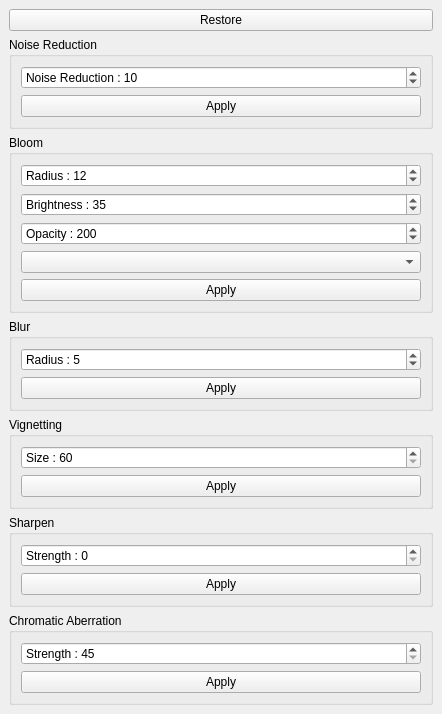
First picture: the form in imageeffectsdockwidget.ui, repository michalmielczynski/PanelTest, before the edit.
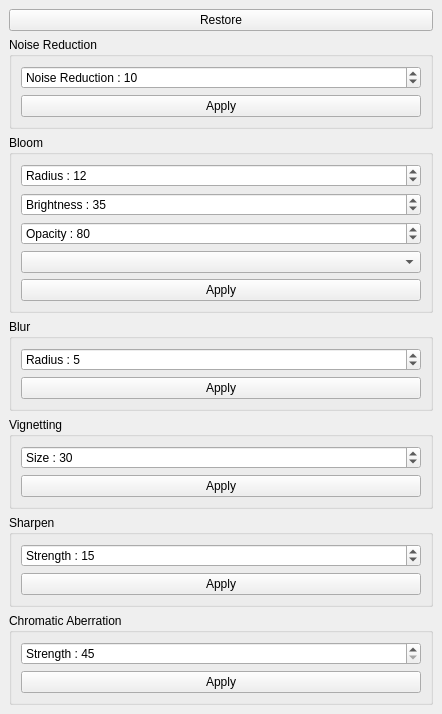
Second picture: the form after the edit.

```diff
--- a/imageeffectsdockwidget.ui
+++ b/imageeffectsdockwidget.ui
@@ -89,7 +89,7 @@
           <number>255</number>
          </property>
          <property name="value">
-          <number>200</number>
+          <number>80</number>
          </property>
         </widget>
        </item>
@@ -148,7 +148,10 @@
           <string>Size : </string>
          </property>
          <property name="minimum">
-          <number>60</number>
+          <number>0</number>
+         </property>
+         <property name="value">
+          <number>30</number>
          </property>
         </widget>
        </item>
@@ -177,7 +180,10 @@
           <number>0</number>
          </property>
          <property name="maximum">
-          <number>21</number>
+          <number>20</number>
+         </property>
+         <property name="value">
+          <number>15</number>
          </property>
         </widget>
        </item>
```
